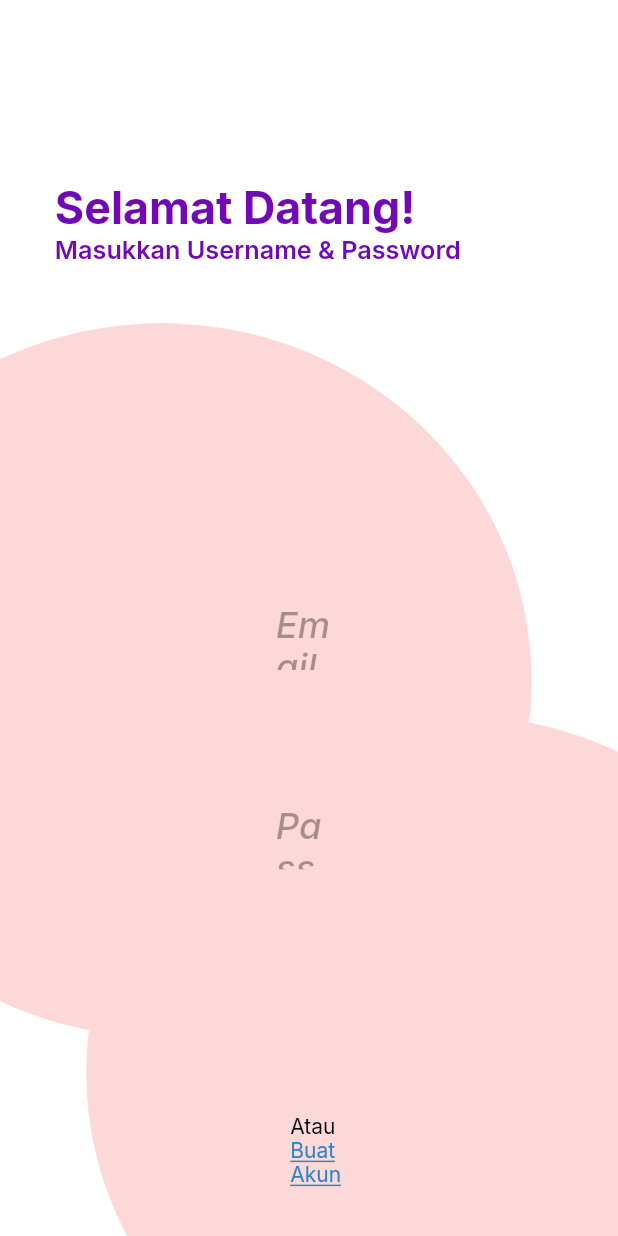
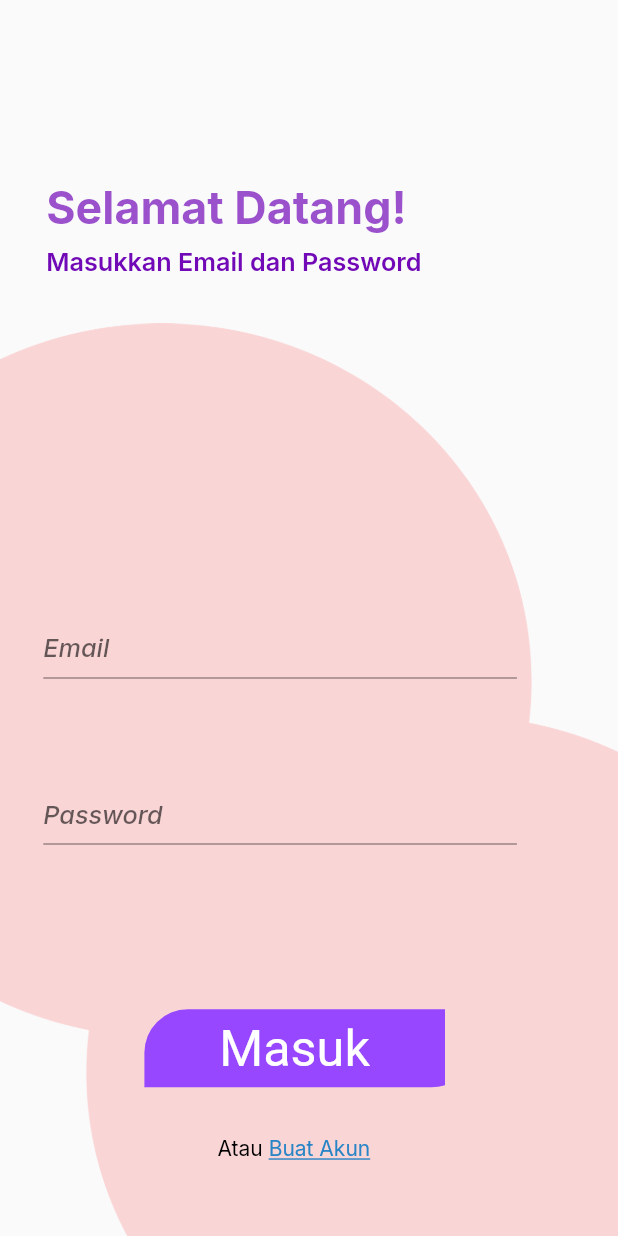
Before and after one commit to khrnnisak/e-bouquet, a Flutter app: the LoginPage screen opened directly, on a phone screen of 412 x 824 dp. Run offline on Flutter 3.47's test engine with Material 2 defaults, Android fonts, the phone set to English and light mode, and no system bars; our stand-ins replace google_fonts; missing offline and left inert: dart:ffi; Roboto replaces fonts that are missing (Inder).

Commit message:
add Login Page

```diff
--- a/lib/flutter-project/login.dart
+++ b/lib/flutter-project/login.dart
@@ -1,3 +1,5 @@
+import 'dart:ffi';
+
 import 'package:flutter/material.dart';
 import 'package:myapp/utils.dart';
 
@@ -9,212 +11,181 @@ class LoginPage extends StatelessWidget {
     double baseWidth = 428;
     double fem = MediaQuery.of(context).size.width / baseWidth;
     double ffem = fem * 0.97;
-    return Container(
-      width: double.infinity,
+    return Scaffold(
+        body: SingleChildScrollView(
       child: Container(
-        // loginZYr (28:42)
-        padding: EdgeInsets.fromLTRB(0*fem, 126*fem, 0*fem, 0*fem),
+        padding: EdgeInsets.only(top: 126 * fem),
         width: double.infinity,
-        decoration: BoxDecoration (
-          color: Color(0xffffffff),
-        ),
+        // color: Colors.amber,
         child: Column(
           crossAxisAlignment: CrossAxisAlignment.center,
           children: [
             Container(
-              // welcomecGE (40:8)
-              margin: EdgeInsets.fromLTRB(38*fem, 0*fem, 52*fem, 0*fem),
+              margin: EdgeInsets.only(left: 32 * fem, right: 30 * fem),
               width: double.infinity,
-              height: 98*fem,
+              height: 98 * fem,
+              // color: Colors.green,
               child: Stack(
                 children: [
                   Positioned(
-                    // selamatdatang6SJ (28:43)
-                    left: 0*fem,
-                    top: 0*fem,
-                    child: Align(
-                      child: SizedBox(
-                        width: 290*fem,
-                        height: 61*fem,
-                        child: Text(
-                          'Selamat Datang!',
-                          style: SafeGoogleFont (
-                            'Inter',
-                            fontSize: 32*ffem,
-                            fontWeight: FontWeight.w700,
-                            height: 1.2102272511*ffem/fem,
-                            color: Color(0xff7209b7),
+                      left: 0 * fem,
+                      top: 0 * fem,
+                      child: Align(
+                        child: SizedBox(
+                            width: 290 * fem,
+                            height: 61 * fem,
+                            child: Text(
+                              'Selamat Datang!',
+                              style: SafeGoogleFont(
+                                'Inter',
+                                fontSize: 32 * ffem,
+                                fontWeight: FontWeight.w700,
+                                height: 1.2102272511 * ffem / fem,
+                                color: const Color.fromARGB(179, 113, 9, 183),
+                              ),
+                            )),
+                      )),
+                  Positioned(
+                      left: 0 * fem,
+                      top: 45 * fem,
+                      child: Align(
+                        child: SizedBox(
+                          width: 338 * fem,
+                          height: 61 * fem,
+                          child: Text(
+                            'Masukkan Email dan Password',
+                            style: SafeGoogleFont('Inter',
+                                fontSize: 18 * ffem,
+                                fontWeight: FontWeight.w600,
+                                height: 1.2102272246 * ffem / fem,
+                                color: const Color(0xff7209b7)),
                           ),
                         ),
-                      ),
-                    ),
-                  ),
-                  Positioned(
-                    // masukkanusernamepassword4Ge (28:44)
-                    left: 0*fem,
-                    top: 37*fem,
-                    child: Align(
-                      child: SizedBox(
-                        width: 338*fem,
-                        height: 61*fem,
-                        child: Text(
-                          'Masukkan Username & Password',
-                          style: SafeGoogleFont (
-                            'Inter',
-                            fontSize: 18*ffem,
-                            fontWeight: FontWeight.w600,
-                            height: 1.2102272246*ffem/fem,
-                            color: Color(0xff7209b7),
-                          ),
-                        ),
-                      ),
-                    ),
-                  ),
+                      ))
                 ],
               ),
             ),
             Container(
-              // autogrouplgensE6 (GhZAa8km81J4b1nhDqLgEn)
-              padding: EdgeInsets.fromLTRB(182*fem, 194*fem, 182*fem, 187*fem),
+              padding:
+                  EdgeInsets.fromLTRB(30 * fem, 200 * fem, 70 * fem, 100 * fem),
               width: double.infinity,
-              height: 766*fem,
-              decoration: BoxDecoration (
-                image: DecorationImage (
-                  fit: BoxFit.cover,
-                  image: AssetImage (
-                    'assets/flutter-project/images/union-6AS.png',
-                  ),
-                ),
-              ),
+              height: 766 * fem,
+              // color: Colors.black,
+              decoration: const BoxDecoration(
+                  image: DecorationImage(
+                      fit: BoxFit.cover,
+                      image: AssetImage(
+                          'assets/flutter-project/images/union-6AS.png'))),
               child: Column(
                 crossAxisAlignment: CrossAxisAlignment.center,
                 children: [
-                  Container(
-                    // usernamedca (40:4)
-                    margin: EdgeInsets.fromLTRB(0*fem, 0*fem, 3*fem, 93*fem),
-                    padding: EdgeInsets.fromLTRB(9*fem, 0*fem, 7*fem, 0*fem),
-                    height: 46*fem,
-                    child: Text(
-                      'Email',
-                      style: SafeGoogleFont (
-                        'Inter',
-                        fontSize: 26*ffem,
-                        fontWeight: FontWeight.w500,
-                        height: 1.2102272327*ffem/fem,
-                        fontStyle: FontStyle.italic,
-                        color: Color(0x59000000),
+                  SizedBox(
+                      height: 46 * fem,
+                      // color: Colors.amber,
+                      child: TextFormField(
+                        style: SafeGoogleFont('Inter',
+                            fontSize: 18 * ffem,
+                            fontWeight: FontWeight.w500,
+                            fontStyle: FontStyle.italic),
+                        decoration: const InputDecoration(
+                          hintText: 'Email',
+                        ),
+                      )),
+                  SizedBox(
+                    height: 70 * fem,
+                  ),
+                  SizedBox(
+                    height: 45 * fem,
+                    child: TextFormField(
+                      obscureText: true,
+                      obscuringCharacter: '*',
+                      decoration: const InputDecoration(
+                        hintText: 'Password',
                       ),
+                      style: SafeGoogleFont('Inter',
+                          fontSize: 18 * ffem,
+                          fontWeight: FontWeight.w500,
+                          fontStyle: FontStyle.italic),
                     ),
                   ),
                   Container(
-                    // passwordqie (40:5)
-                    margin: EdgeInsets.fromLTRB(3*fem, 0*fem, 0*fem, 90*fem),
-                    padding: EdgeInsets.fromLTRB(6*fem, 0*fem, 10*fem, 0*fem),
-                    height: 45*fem,
-                    child: Text(
-                      'Password',
-                      style: SafeGoogleFont (
-                        'Inter',
-                        fontSize: 26*ffem,
-                        fontWeight: FontWeight.w500,
-                        height: 1.2102272327*ffem/fem,
-                        fontStyle: FontStyle.italic,
-                        color: Color(0x59000000),
-                      ),
-                    ),
-                  ),
-                  Container(
-                    // loginbuttonBAE (40:6)
-                    margin: EdgeInsets.fromLTRB(70*fem, 0*fem, 53*fem, 18*fem),
+                    margin: EdgeInsets.fromLTRB(
+                        70 * fem, 110 * fem, 50 * fem, 10 * fem),
                     width: double.infinity,
-                    height: 62*fem,
+                    height: 62 * fem,
                     child: Stack(
                       children: [
                         Positioned(
-                          // rectangle14jp (28:56)
-                          left: 0*fem,
-                          top: 4*fem,
-                          child: Align(
-                            child: SizedBox(
-                              width: 229*fem,
-                              height: 54*fem,
-                              child: Container(
-                                decoration: BoxDecoration (
-                                  color: Color(0xff9747ff),
-                                  borderRadius: BorderRadius.only (
-                                    topLeft: Radius.circular(30*fem),
-                                    bottomRight: Radius.circular(30*fem),
+                            top: 4 * fem,
+                            child: Align(
+                              child: SizedBox(
+                                width: 229 * fem,
+                                height: 54 * fem,
+                                child: Container(
+                                  decoration: BoxDecoration(
+                                    color: const Color(0xff9747ff),
+                                    borderRadius: BorderRadius.only(
+                                      topLeft: Radius.circular(30 * fem),
+                                      bottomRight: Radius.circular(30 * fem),
+                                    ),
                                   ),
                                 ),
                               ),
-                            ),
-                          ),
-                        ),
+                            )),
                         Positioned(
-                          // masukFxi (28:57)
-                          left: 49*fem,
-                          top: 0*fem,
-                          child: Center(
-                            child: Align(
-                              child: SizedBox(
-                                width: 132*fem,
-                                height: 62*fem,
-                                child: Text(
-                                  'MASUK',
-                                  textAlign: TextAlign.center,
-                                  style: SafeGoogleFont (
-                                    'Inder',
-                                    fontSize: 36*ffem,
+                            child: Center(
+                          child: Align(
+                            child: SizedBox(
+                              width: 132 * fem,
+                              child: Text(
+                                'Masuk',
+                                textAlign: TextAlign.center,
+                                style: SafeGoogleFont('Inder',
+                                    fontSize: 36 * ffem,
                                     fontWeight: FontWeight.w400,
-                                    height: 1.25*ffem/fem,
-                                    color: Color(0xffffffff),
-                                  ),
-                                ),
+                                    height: 1.25 * ffem / fem,
+                                    color: Colors.white),
                               ),
                             ),
                           ),
-                        ),
+                        ))
                       ],
                     ),
                   ),
                   Container(
-                    // ataubuatakunCmU (28:52)
-                    margin: EdgeInsets.fromLTRB(19*fem, 0*fem, 0*fem, 0*fem),
+                    margin: EdgeInsets.only(left: 19 * fem, top: 20 * fem),
                     child: RichText(
                       text: TextSpan(
-                        style: SafeGoogleFont (
-                          'Inter',
-                          fontSize: 15*ffem,
-                          fontWeight: FontWeight.w400,
-                          height: 1.2102272034*ffem/fem,
-                          color: Color(0xff000000),
-                        ),
-                        children: [
-                          TextSpan(
-                            text: 'Atau ',
+                          style: SafeGoogleFont(
+                            'Inter',
+                            fontSize: 15 * ffem,
+                            fontWeight: FontWeight.w400,
+                            height: 1.2102272034 * ffem / fem,
+                            color: const Color(0xff000000),
                           ),
-                          TextSpan(
-                            text: 'Buat Akun',
-                            style: SafeGoogleFont (
-                              'Inter',
-                              fontSize: 15*ffem,
-                              fontWeight: FontWeight.w400,
-                              height: 1.2102272034*ffem/fem,
-                              decoration: TextDecoration.underline,
-                              color: Color(0xff2a85c6),
-                              decorationColor: Color(0xff2a85c6),
+                          children: [
+                            const TextSpan(
+                              text: 'Atau ',
                             ),
-                          ),
-                        ],
-                      ),
+                            TextSpan(
+                                text: 'Buat Akun',
+                                style: SafeGoogleFont(
+                                  'Inter',
+                                  fontSize: 15 * ffem,
+                                  fontWeight: FontWeight.w400,
+                                  decoration: TextDecoration.underline,
+                                  color: const Color(0xff2a85c6),
+                                  decorationColor: const Color(0xff2a85c6),
+                                ))
+                          ]),
                     ),
-                  ),
+                  )
                 ],
               ),
             ),
           ],
         ),
       ),
-          );
+    ));
   }
 }
--- a/lib/main.dart
+++ b/lib/main.dart
@@ -1,6 +1,5 @@
 import 'package:flutter/material.dart';
-import 'package:myapp/flutter-project/catalogue.dart';
-import 'package:myapp/utils.dart';
+import 'package:myapp/flutter-project/login.dart';
 // import 'package:myapp/flutter-project/login.dart';
 // import 'package:myapp/flutter-project/description.dart';
 // import 'package:myapp/flutter-project/opening-page.dart';
@@ -18,17 +17,11 @@ class MyApp extends StatelessWidget {
   @override
   Widget build(BuildContext context) {
     return MaterialApp(
-      title: 'Project UAS E-Bouquet',
-      debugShowCheckedModeBanner: false,
-      scrollBehavior: MyCustomScrollBehavior(),
-      theme: ThemeData(
-        primarySwatch: Colors.blue,
-      ),
-      home: const Scaffold(
-        body: SingleChildScrollView(
-          child: CataloguePage(),
+        title: 'Project UAS E-Bouquet',
+        debugShowCheckedModeBanner: false,
+        theme: ThemeData(
+          primarySwatch: Colors.blue,
         ),
-      ),
-    );
+        home: const LoginPage());
   }
 }
```
